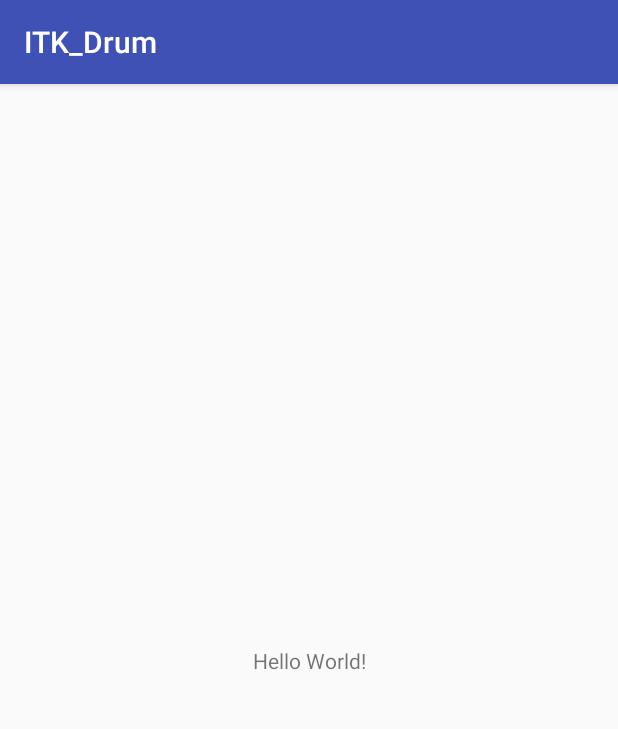
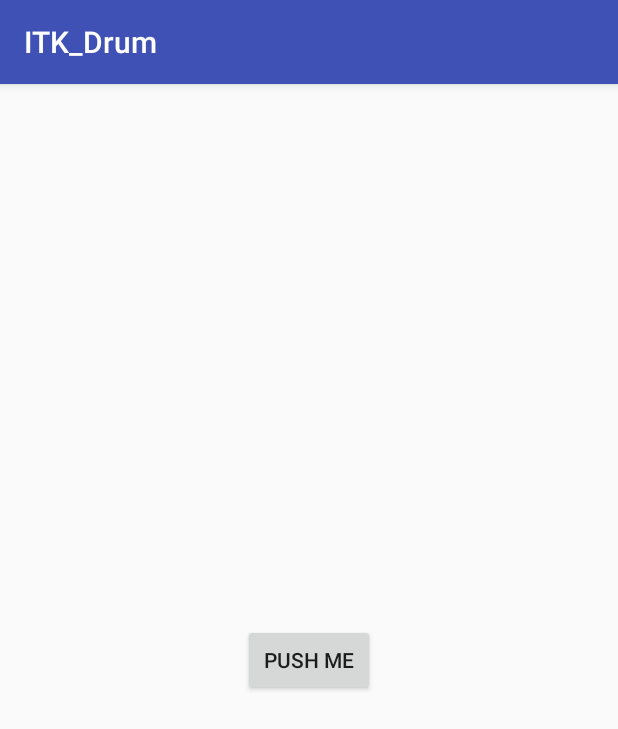
Before and after one commit to itsStRaNge/itk_drum_android, an Android app: the screen it shows after launch (MainActivity), on a phone screen of 412 x 824 dp. Shown: the top 729 px of the screen. Run offline under Robolectric (Android 15) with nearby library versions, the phone set to English and light mode, and no system bars; 1 statement that could not run was skipped.

Commit message:
Adding button to play drum hit sound

```diff
--- a/app/src/main/java/science_hack/itk/itk_drum/MainActivity.java
+++ b/app/src/main/java/science_hack/itk/itk_drum/MainActivity.java
@@ -2,6 +2,9 @@ package science_hack.itk.itk_drum;
 
 import android.support.v7.app.AppCompatActivity;
 import android.os.Bundle;
+import android.media.MediaPlayer;
+import android.view.View;
+import android.widget.Button;
 
 public class MainActivity extends AppCompatActivity {
 
@@ -11,4 +14,10 @@ public class MainActivity extends AppCompatActivity {
         setContentView(R.layout.activity_main);
     }
 
+    Button one = (Button) this.findViewById(R.id.button_main);
+    final MediaPlayer mp = MediaPlayer.create(this, R.raw.kick);
+
+    public void buttonClick(View view) {
+        mp.start();
+    }
 }
--- a/app/src/main/res/layout/activity_main.xml
+++ b/app/src/main/res/layout/activity_main.xml
@@ -6,13 +6,15 @@
     android:layout_height="match_parent"
     tools:context=".MainActivity">
 
-    <TextView
+    <Button
+        android:id="@+id/button_main"
         android:layout_width="wrap_content"
         android:layout_height="wrap_content"
-        android:text="Hello World!"
+        android:text="Push me"
         app:layout_constraintBottom_toBottomOf="parent"
-        app:layout_constraintLeft_toLeftOf="parent"
-        app:layout_constraintRight_toRightOf="parent"
-        app:layout_constraintTop_toTopOf="parent" />
+        app:layout_constraintEnd_toEndOf="parent"
+        app:layout_constraintStart_toStartOf="parent"
+        app:layout_constraintTop_toTopOf="parent"
+        android:onClick="buttonClick"/>
 
 </android.support.constraint.ConstraintLayout>
```
Also changed, not shown: 1 other file.
